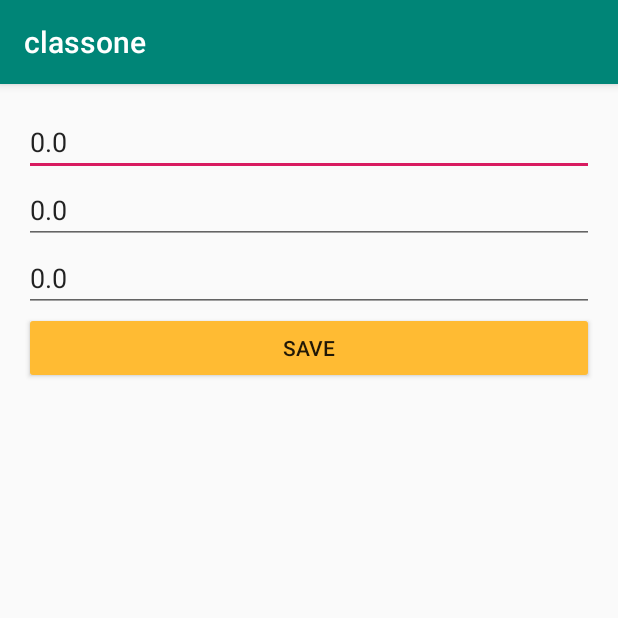
After one commit to sunzhuofan/classone, an Android app: the ConfigActivity screen opened directly, with no data from a screen before it, on a phone screen of 412 x 824 dp, the top half of it. The commit adds this screen. Run offline under Robolectric (Android 15) with nearby library versions, the phone set to English and light mode, and no system bars.

Commit message:
third commit

```diff
--- a/app/src/main/AndroidManifest.xml
+++ b/app/src/main/AndroidManifest.xml
@@ -16,7 +16,7 @@
                 <category android:name="android.intent.category.LAUNCHER" />
             </intent-filter>
         </activity>
-        <activity android:name=".basketball">
+        <activity android:name=".BasketballActivity">
             <intent-filter>
                 <action android:name="android.intent.action.MAIN" />
 
@@ -30,6 +30,7 @@
                 <category android:name="android.intent.category.LAUNCHER" />
             </intent-filter>
         </activity>
+        <activity android:name=".ConfigActivity"></activity>
     </application>
 
 </manifest>
--- /dev/null
+++ b/app/src/main/java/com/def/classone/ConfigActivity.java
@@ -0,0 +1,62 @@
+package com.def.classone;
+
+import android.content.Intent;
+import android.os.Bundle;
+import android.support.v7.app.AppCompatActivity;
+import android.util.Log;
+import android.view.View;
+import android.widget.EditText;
+
+public class ConfigActivity extends AppCompatActivity {
+    public final String TAG = "ConfigActivity";
+
+    EditText dollarText;
+    EditText euroText;
+    EditText wonText;
+    @Override
+    protected void onCreate(Bundle savedInstanceState) {
+        super.onCreate(savedInstanceState);
+        setContentView(R.layout.activity_config);
+        Intent intent = getIntent();
+        float dollar2 = intent.getFloatExtra("dollar_rate_key",0.0f);
+        float euro2 = intent.getFloatExtra("euro_rate_key",0.0f);
+        float won2 = intent.getFloatExtra("won_rate_key",0.0f);
+
+        Log.i(TAG,"onCreate:dollar2="+dollar2);
+        Log.i(TAG,"onCreate:euro2="+euro2);
+        Log.i(TAG,"onCreate:won2="+won2);
+
+        dollarText = (EditText)findViewById(R.id.dollar_rate);
+        euroText = (EditText)findViewById(R.id.euro_rate);
+        wonText = (EditText)findViewById(R.id.won_rate);
+        //显示数据到控件
+        dollarText.setText(String.valueOf(dollar2));
+        euroText.setText(String.valueOf(euro2));
+        wonText.setText(String.valueOf(won2));
+    }
+
+    public void save(View btn){
+        Log.i(TAG,"save:");
+        //获取新的数据
+        float newDollar = Float.parseFloat(dollarText.getText().toString());
+        float newEuro = Float.parseFloat(euroText.getText().toString());
+        float newWon = Float.parseFloat(wonText.getText().toString());
+
+        Log.i(TAG,"save:获取到新的值");
+        Log.i(TAG,"save:newDollar="+newDollar);
+        Log.i(TAG,"save:newEuro="+newEuro);
+        Log.i(TAG,"save:newWon="+newWon);
+
+        //保存到Bundle或放入到Extra
+        Intent intent = getIntent();
+        Bundle bdl = new Bundle();
+        bdl.putFloat("key_dollar",newDollar);
+        bdl.putFloat("key_euro",newEuro);
+        bdl.putFloat("key_won",newWon);
+        intent.putExtras(bdl);
+        setResult(2,intent);
+
+        //返回到调用页面
+        finish();
+    }
+}
--- a/app/src/main/res/layout/activity_basketball.xml
+++ b/app/src/main/res/layout/activity_basketball.xml
@@ -5,7 +5,7 @@
     xmlns:tools="http://schemas.android.com/tools"
     android:layout_width="match_parent"
     android:layout_height="match_parent"
-    tools:context=".basketball"
+    tools:context=".BasketballActivity"
     android:padding="16dp">
 
     <LinearLayout
--- /dev/null
+++ b/app/src/main/res/layout/activity_config.xml
@@ -0,0 +1,39 @@
+<?xml version="1.0" encoding="utf-8"?>
+<LinearLayout xmlns:android="http://schemas.android.com/apk/res/android"
+    xmlns:app="http://schemas.android.com/apk/res-auto"
+    xmlns:tools="http://schemas.android.com/tools"
+    android:layout_width="match_parent"
+    android:layout_height="match_parent"
+    android:padding="16dp"
+    android:orientation="vertical"
+    tools:context=".ConfigActivity">
+
+    <EditText
+        android:id="@+id/dollar_rate"
+        android:layout_width="match_parent"
+        android:layout_height="wrap_content"
+        android:ems="10"
+        android:inputType="numberDecimal" />
+
+    <EditText
+        android:id="@+id/euro_rate"
+        android:layout_width="match_parent"
+        android:layout_height="wrap_content"
+        android:ems="10"
+        android:inputType="numberDecimal" />
+
+    <EditText
+        android:id="@+id/won_rate"
+        android:layout_width="match_parent"
+        android:layout_height="wrap_content"
+        android:ems="10"
+        android:inputType="numberDecimal" />
+
+    <Button
+        android:id="@+id/btn_save"
+        android:layout_width="match_parent"
+        android:layout_height="wrap_content"
+        android:text="@string/btn_save_label"
+        android:onClick="save"
+        tools:text="Save" />
+</LinearLayout>
--- a/app/src/main/res/values/strings.xml
+++ b/app/src/main/res/values/strings.xml
@@ -5,4 +5,6 @@
     <string name="btn_euro_label">Euro</string>
     <string name="btn_won_label">Won</string>
     <string name="rmb_hint">Input RMB</string>
+    <string name="btn_opencfg_label" >Config</string>
+    <string name="btn_save_label" >Save</string>
 </resources>
```
Also changed, not shown: app/src/main/java/com/def/classone/BasketballActivity.java (renamed from app/src/main/java/com/def/classone/basketball.java, +2 -5 lines), app/src/main/java/com/def/classone/RateActivity.java (+40 -16 lines), app/src/main/res/layout/activity_rate.xml (+8 -1 lines).
